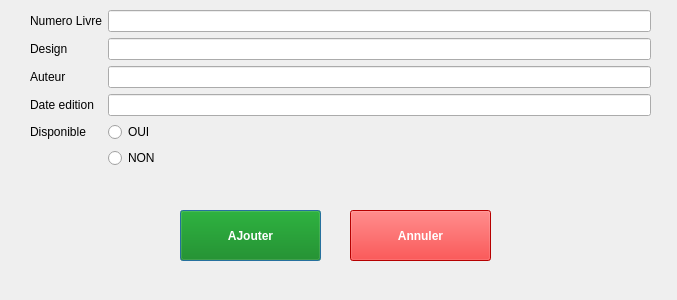
Before: the Qt Designer form ajouterunlivre.ui in ainafi/gestion-bibliothecaire, drawn with Qt 5.
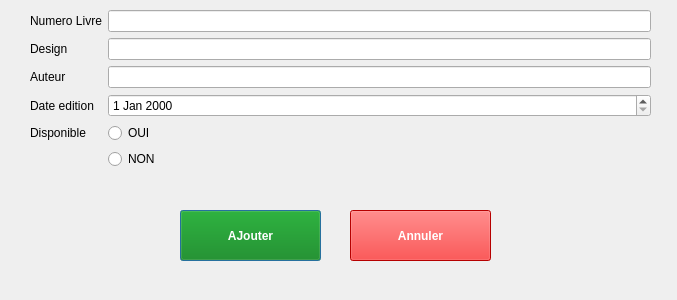
After: the same form once the commit is applied.

Diff of the .ui file:
```diff
--- a/ajouterunlivre.ui
+++ b/ajouterunlivre.ui
@@ -60,9 +60,6 @@
       </property>
      </widget>
     </item>
-    <item row="3" column="1">
-     <widget class="QLineEdit" name="dateEdition"/>
-    </item>
     <item row="5" column="1">
      <widget class="QRadioButton" name="radioButton">
       <property name="text">
@@ -84,6 +81,9 @@
       </property>
      </widget>
     </item>
+    <item row="3" column="1">
+     <widget class="QDateEdit" name="dateEdit"/>
+    </item>
    </layout>
   </widget>
   <widget class="QPushButton" name="pushButton">
```
Left out of the diff: 4 changed lines with no effect on the pictures.
